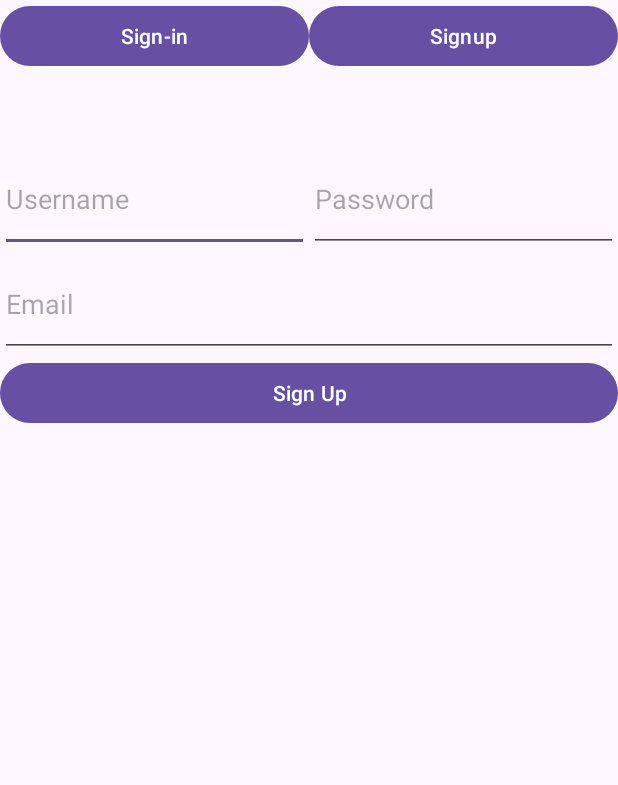
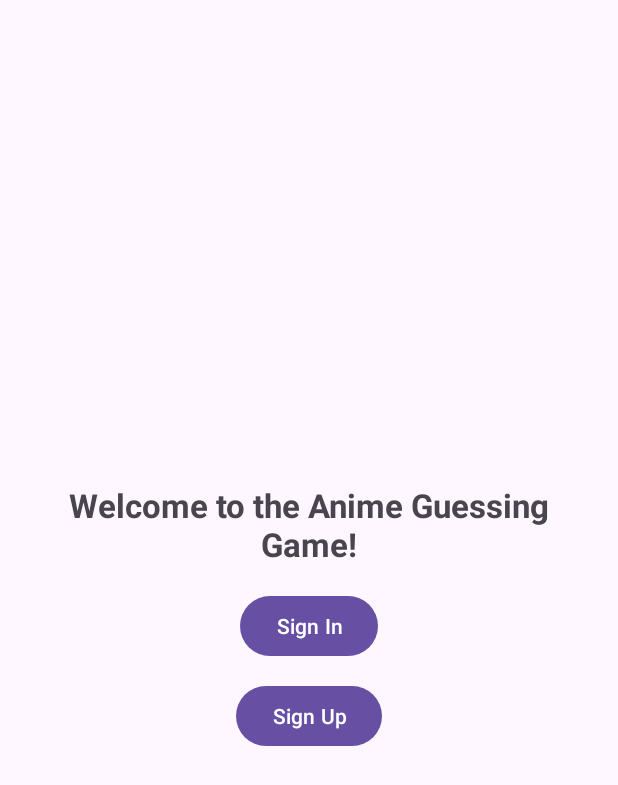
Before and after one commit to IanClaggett/CSE5236Project, an Android app: the screen it shows after launch (MainActivity), on a phone screen of 412 x 824 dp. Shown: the top 785 px of the screen. Run offline under Robolectric (Android 15) with nearby library versions, the phone set to English and light mode, and no system bars; our stand-ins replace Firebase (no records; nobody signed in at launch, a user with empty details on screens opened directly).

Commit message:
Sign up and sign in functionality w/ Firebase

```diff
--- a/app/build.gradle.kts
+++ b/app/build.gradle.kts
@@ -1,7 +1,6 @@
 plugins {
     alias(libs.plugins.android.application)
-    alias(libs.plugins.kotlin.android)
-
+    alias(libs.plugins.kotlin.android)  // Use this instead of manually defining Kotlin version
     id("com.google.gms.google-services")
 }
 
@@ -50,5 +49,6 @@ dependencies {
     androidTestImplementation(libs.androidx.espresso.core)
     implementation("androidx.fragment:fragment:$fragment_version")
     implementation(platform("com.google.firebase:firebase-bom:33.10.0"))
+    implementation("com.google.firebase:firebase-auth-ktx")
     implementation("com.google.firebase:firebase-analytics")
 }
--- a/app/src/main/AndroidManifest.xml
+++ b/app/src/main/AndroidManifest.xml
@@ -21,6 +21,9 @@
                 <category android:name="android.intent.category.LAUNCHER" />
             </intent-filter>
         </activity>
+
+        <activity android:name=".HomeActivity" android:exported="true" />
+
     </application>
 
 </manifest>
--- a/app/src/main/java/com/example/cse5236/MainActivity.kt
+++ b/app/src/main/java/com/example/cse5236/MainActivity.kt
@@ -1,88 +1,42 @@
 package com.example.cse5236
 
+import android.content.Intent
 import android.os.Bundle
-import android.view.View
-import androidx.activity.enableEdgeToEdge
 import androidx.appcompat.app.AppCompatActivity
-import androidx.core.view.ViewCompat
-import androidx.core.view.WindowInsetsCompat
+import androidx.fragment.app.Fragment
 import com.google.firebase.auth.FirebaseAuth
-import kotlinx.coroutines.CancellationException
-import kotlin.coroutines.resume
-import kotlin.coroutines.suspendCoroutine
 
 class MainActivity : AppCompatActivity() {
 
-//    private val firebaseAuth = FirebaseAuth.getInstance()
-//
-//    fun isLoggedIn(): Boolean {
-//        if (firebaseAuth.currentUser != null) {
-//            println("Already logged in!")
-//            return true
-//        }
-//
-//        return false
-//    }
-//
-//    suspend fun register( email: String, password: String): Boolean {
-//        try {
-//            val result = suspendCoroutine { continuation ->
-//
-//                firebaseAuth.createUserWithEmailAndPassword(email, password).addOnSuccessListener {
-//                    println("registered account, success!")
-//                }
-//                    .addOnFailureListener {
-//                        println("registration failure")
-//                        continuation.resume(false)
-//                    }
-//            }
-//
-//            return result
-//        } catch (e: Exception) {
-//            e.printStackTrace()
-//            if (e is CancellationException) throw e
-//            println("Register exception ${e.message}")
-//            return false
-//        }
-//
-//    }
-//
-//
+    private val firebaseAuth = FirebaseAuth.getInstance()
 
     override fun onCreate(savedInstanceState: Bundle?) {
         super.onCreate(savedInstanceState)
-        enableEdgeToEdge()
         setContentView(R.layout.activity_main)
-        ViewCompat.setOnApplyWindowInsetsListener(findViewById(R.id.main)) { v, insets ->
-            val systemBars = insets.getInsets(WindowInsetsCompat.Type.systemBars())
-            v.setPadding(systemBars.left, systemBars.top, systemBars.right, systemBars.bottom)
-            insets
-        }
-        val signUp = SignUp()
-        val signIn = SignIn()
 
-        val btnSignIn = findViewById<View>(R.id.btnSignIn)
-        val btnSignUp = findViewById<View>(R.id.btnSignUp)
+        firebaseAuth.signOut()
 
-        supportFragmentManager.beginTransaction().apply {
-            replace(R.id.FrameFragmentView, signUp)
-            commit()
-        }
-
-        btnSignIn.setOnClickListener(){
-            supportFragmentManager.beginTransaction().apply {
-                replace(R.id.FrameFragmentView, signIn)
-                commit()
-            }
-        }
-
-        btnSignUp.setOnClickListener(){
-            supportFragmentManager.beginTransaction().apply {
-                replace(R.id.FrameFragmentView, signUp)
-                commit()
-            }
-        }
+        showWelcomeScreen()
     }
 
+    private fun showWelcomeScreen() {
+        supportFragmentManager.beginTransaction()
+            .replace(R.id.FrameFragmentView, WelcomeFragment())
+            .commit()
+    }
 
+    fun navigateToFragment(fragment: Fragment) {
+        supportFragmentManager.beginTransaction()
+            .replace(R.id.FrameFragmentView, fragment)
+            .commit()
+    }
+
+    fun onUserSignedIn() {
+        navigateToHomeScreen()
+    }
+
+    private fun navigateToHomeScreen() {
+        startActivity(Intent(this, HomeActivity::class.java))
+        finish()
+    }
 }
--- /dev/null
+++ b/app/src/main/java/com/example/cse5236/WelcomeFragment.kt
@@ -0,0 +1,32 @@
+package com.example.cse5236
+
+import android.os.Bundle
+import android.view.LayoutInflater
+import android.view.View
+import android.view.ViewGroup
+import android.widget.Button
+import androidx.fragment.app.Fragment
+
+class WelcomeFragment : Fragment() {
+
+    override fun onCreateView(
+        inflater: LayoutInflater, container: ViewGroup?, savedInstanceState: Bundle?
+    ): View? {
+        return inflater.inflate(R.layout.fragment_welcome, container, false)
+    }
+
+    override fun onViewCreated(view: View, savedInstanceState: Bundle?) {
+        super.onViewCreated(view, savedInstanceState)
+
+        val btnSignIn = view.findViewById<Button>(R.id.btnSignIn)
+        val btnSignUp = view.findViewById<Button>(R.id.btnSignUp)
+
+        btnSignIn.setOnClickListener {
+            (activity as? MainActivity)?.navigateToFragment(SignIn())
+        }
+
+        btnSignUp.setOnClickListener {
+            (activity as? MainActivity)?.navigateToFragment(SignUp())
+        }
+    }
+}
--- a/app/src/main/res/layout/activity_main.xml
+++ b/app/src/main/res/layout/activity_main.xml
@@ -7,37 +7,10 @@
     android:layout_height="match_parent"
     tools:context=".MainActivity">
 
-    <LinearLayout
-        android:id="@+id/linearLayout"
-        android:layout_width="match_parent"
-        android:layout_height="wrap_content"
-        app:layout_constraintEnd_toEndOf="parent"
-        app:layout_constraintStart_toStartOf="parent"
-        app:layout_constraintTop_toTopOf="parent">
-
-        <Button
-            android:id="@+id/btnSignIn"
-            android:layout_width="wrap_content"
-            android:layout_height="wrap_content"
-            android:layout_weight="1"
-            android:text="Sign-in"
-            tools:ignore="HardcodedText" />
-
-        <Button
-            android:id="@+id/btnSignUp"
-            android:layout_width="wrap_content"
-            android:layout_height="wrap_content"
-            android:layout_weight="1"
-            tools:ignore="HardcodedText"
-            android:text="Signup" />
-    </LinearLayout>
-
     <FrameLayout
         android:id="@+id/FrameFragmentView"
         android:layout_width="match_parent"
-        android:layout_height="0dp"
-        app:layout_constraintBottom_toBottomOf="parent"
-        app:layout_constraintTop_toBottomOf="@+id/linearLayout"
-        tools:layout_editor_absoluteX="0dp" />
+        android:layout_height="match_parent"
+        app:layout_constraintBottom_toBottomOf="parent" />
 
 </androidx.constraintlayout.widget.ConstraintLayout>
--- a/app/src/main/res/layout/fragment_sign_up.xml
+++ b/app/src/main/res/layout/fragment_sign_up.xml
@@ -1,53 +1,54 @@
 <?xml version="1.0" encoding="utf-8"?>
-<FrameLayout xmlns:android="http://schemas.android.com/apk/res/android"
-    xmlns:tools="http://schemas.android.com/tools"
+<LinearLayout xmlns:android="http://schemas.android.com/apk/res/android"
     android:layout_width="match_parent"
     android:layout_height="match_parent"
-    tools:context=".SignUp">
+    android:orientation="vertical"
+    android:padding="16dp"
+    android:gravity="center"
+    android:background="@color/anime_theme_background">
 
-    <LinearLayout
+    <EditText
+        android:id="@+id/emailInput"
         android:layout_width="match_parent"
         android:layout_height="wrap_content"
-        android:orientation="vertical"
-        android:paddingTop="50dp"
-        android:id="@+id/llSignUpFragment">
-        <LinearLayout
+        android:hint="Email"
+        android:inputType="textEmailAddress"
+        android:padding="12dp"
+        android:background="@drawable/custom_edittext_background" />
+
+    <EditText
+        android:id="@+id/passwordInput"
         android:layout_width="match_parent"
         android:layout_height="wrap_content"
-            android:orientation="horizontal">
-            <EditText
-                android:layout_width="0dp"
-                android:layout_height="wrap_content"
-                android:layout_weight="1"
-                android:height="70dp"
-                android:hint="Username"/>
-            <EditText
-                android:layout_width="0dp"
-                android:layout_height="wrap_content"
-                android:height="70dp"
-                android:layout_weight="1"
-                android:hint="Password"/>
-        </LinearLayout>
-        <LinearLayout
+        android:hint="Password"
+        android:inputType="textPassword"
+        android:padding="12dp"
+        android:background="@drawable/custom_edittext_background"
+        android:layout_marginTop="10dp" />
+
+    <Button
+        android:id="@+id/signUpButton"
         android:layout_width="match_parent"
         android:layout_height="wrap_content"
-            android:orientation="horizontal">
-            <EditText
-                android:layout_width="0dp"
+        android:text="Sign Up"
+        android:background="@drawable/custom_button_background"
+        android:textColor="@color/white"
+        android:layout_marginTop="16dp" />
+
+    <Button
+        android:id="@+id/btnBack"
+        android:layout_width="wrap_content"
         android:layout_height="wrap_content"
-                android:height="70dp"
-                android:layout_weight="1"
-                android:hint="Email"/>
+        android:text="Back"
+        android:layout_marginTop="32dp"
+        android:backgroundTint="@android:color/darker_gray"
+        android:textColor="@android:color/white" />
+
+    <ProgressBar
+        android:id="@+id/progressBar"
+        android:layout_width="wrap_content"
+        android:layout_height="wrap_content"
+        android:visibility="gone"
+        android:layout_marginTop="16dp" />
+
 </LinearLayout>
-        <LinearLayout
-            android:layout_width="match_parent"
-            android:layout_height="wrap_content"
-            android:orientation="horizontal">
-            <Button
-                android:layout_width="0dp"
-                android:layout_height="wrap_content"
-                android:layout_weight="1"
-                android:text="Sign Up"/>
-        </LinearLayout>
-    </LinearLayout>
-</FrameLayout>
--- /dev/null
+++ b/app/src/main/res/layout/fragment_welcome.xml
@@ -0,0 +1,31 @@
+<?xml version="1.0" encoding="utf-8"?>
+<LinearLayout
+    xmlns:android="http://schemas.android.com/apk/res/android"
+    android:layout_width="match_parent"
+    android:layout_height="match_parent"
+    android:orientation="vertical"
+    android:gravity="center"
+    android:padding="24dp">
+
+    <TextView
+        android:layout_width="wrap_content"
+        android:layout_height="wrap_content"
+        android:text="Welcome to the Anime Guessing Game!"
+        android:textSize="22sp"
+        android:textStyle="bold"
+        android:gravity="center"
+        android:paddingBottom="16dp"/>
+
+    <Button
+        android:id="@+id/btnSignIn"
+        android:layout_width="wrap_content"
+        android:layout_height="wrap_content"
+        android:text="Sign In"/>
+
+    <Button
+        android:id="@+id/btnSignUp"
+        android:layout_width="wrap_content"
+        android:layout_height="wrap_content"
+        android:text="Sign Up"
+        android:layout_marginTop="12dp"/>
+</LinearLayout>
--- a/build.gradle.kts
+++ b/build.gradle.kts
@@ -2,6 +2,5 @@
 plugins {
     alias(libs.plugins.android.application) apply false
     alias(libs.plugins.kotlin.android) apply false
-
     id("com.google.gms.google-services") version "4.4.2" apply false
 }
--- a/gradle/libs.versions.toml
+++ b/gradle/libs.versions.toml
@@ -1,6 +1,6 @@
 [versions]
 agp = "8.8.0"
-kotlin = "1.9.24"
+kotlin = "2.1.0"
 coreKtx = "1.15.0"
 junit = "4.13.2"
 junitVersion = "1.2.1"
```
Also changed, not shown: app/src/main/java/com/example/cse5236/HomeActivity.kt (added, +28 -0 lines), app/src/main/java/com/example/cse5236/SignIn.kt (+40 -42 lines), app/src/main/java/com/example/cse5236/SignUp.kt (+39 -41 lines), app/src/main/res/drawable/anime_edittext_background.xml (added, +15 -0 lines), app/src/main/res/drawable/custom_button_background.xml (added, +15 -0 lines), app/src/main/res/drawable/custom_edittext_background.xml (added, +7 -0 lines), app/src/main/res/layout/activity_home.xml (added, +42 -0 lines), app/src/main/res/layout/fragment_sign_in.xml (+49 -36 lines), app/src/main/res/values/colors.xml (+8 -2 lines). Lines whose indentation alone changed are shown as unchanged.
